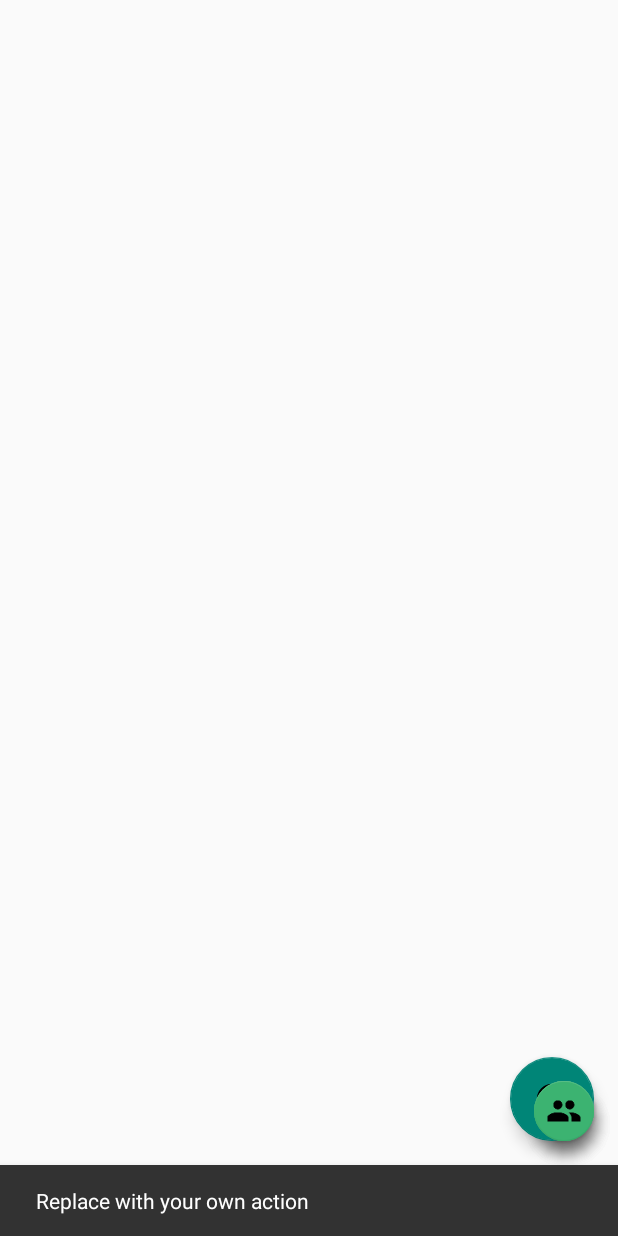
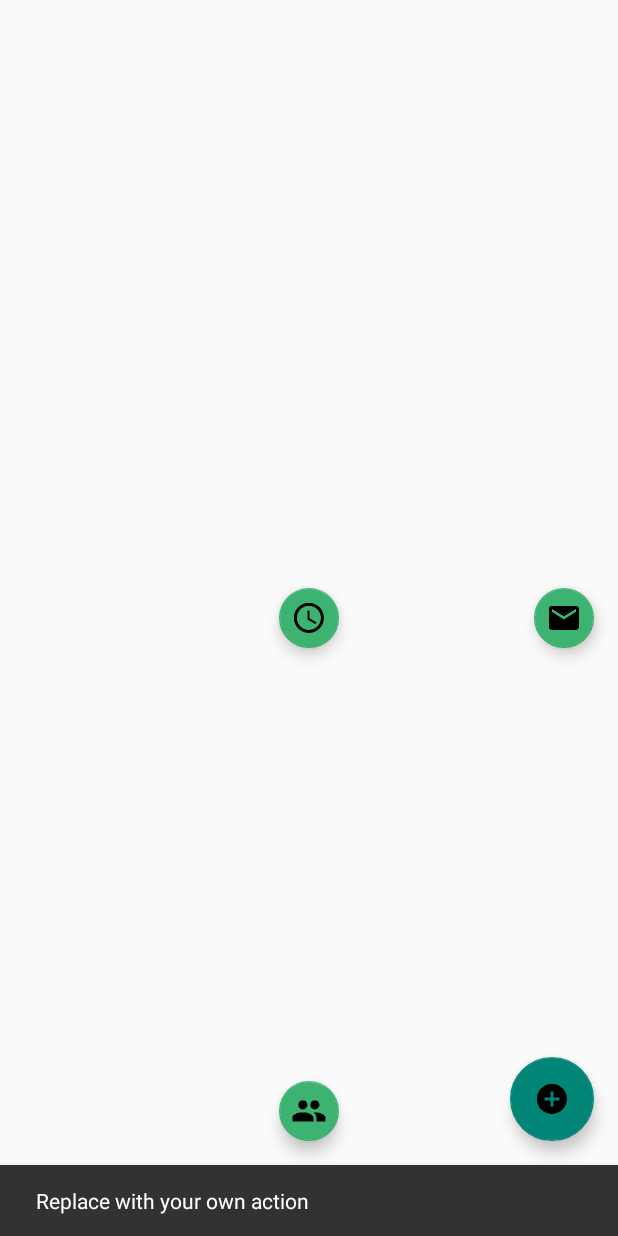
Before and after one commit to alcon2626/Smart-Work-Flow-X, an Android app: the Profile screen opened directly, with no data from a screen before it, after a tap on an icon or button, on a phone screen of 412 x 824 dp. Run offline under Robolectric (Android 15) with nearby library versions, the phone set to English and light mode, and no system bars; 1 statement that could not run was skipped.

Commit message:
fix image lost and replaced

```diff
--- a/Smartworkflow/app/src/main/res/layout/activity_profile.xml
+++ b/Smartworkflow/app/src/main/res/layout/activity_profile.xml
@@ -23,29 +23,19 @@
         app:srcCompat="@mipmap/ic_add_circle_black_48dp" />
 
 
+    <include layout="@layout/content_profile" />
+
     <android.support.design.widget.FloatingActionButton
         android:id="@+id/fab_2"
         android:layout_width="50dp"
         android:layout_height="wrap_content"
-        android:layout_gravity="bottom|end"
+        android:layout_gravity="center_vertical|right"
         android:layout_margin="@dimen/fab_margin"
         android:src="@mipmap/ic_email_black_48dp"
         android:visibility="visible"
         app:backgroundTint="@color/MediumSeaGreen"
         app:fabSize="mini"
-        app:layout_anchorGravity="bottom|center_horizontal" />
-
-    <android.support.design.widget.FloatingActionButton
-        android:id="@+id/fab_3"
-        android:layout_width="wrap_content"
-        android:layout_height="wrap_content"
-        android:layout_gravity="bottom|end"
-        android:layout_margin="@dimen/fab_margin"
-        android:src="@mipmap/ic_access_time_black_48dp"
-        android:visibility="visible"
-        app:backgroundTint="@color/MediumSeaGreen"
-        app:fabSize="mini"
-        app:layout_anchorGravity="center_vertical|right" />
+        app:layout_anchorGravity="center_vertical|left" />
 
     <android.support.design.widget.FloatingActionButton
         android:id="@+id/fab_1"
@@ -56,9 +46,19 @@
         android:visibility="visible"
         app:backgroundTint="@color/MediumSeaGreen"
         app:fabSize="mini"
-        android:layout_gravity="bottom|end"
+        android:layout_gravity="bottom|center_horizontal"
+        app:layout_anchorGravity="bottom|center_horizontal" />
+
+    <android.support.design.widget.FloatingActionButton
+        android:id="@+id/fab_3"
+        android:layout_width="wrap_content"
+        android:layout_height="wrap_content"
+        android:layout_gravity="center_vertical|center_horizontal"
+        android:layout_margin="@dimen/fab_margin"
+        android:src="@mipmap/ic_access_time_black_48dp"
+        android:visibility="visible"
+        app:backgroundTint="@color/MediumSeaGreen"
+        app:fabSize="mini"
         app:layout_anchorGravity="center_vertical|center_horizontal" />
 
-    <include layout="@layout/content_profile" />
-
 </android.support.design.widget.CoordinatorLayout>
```
Also changed, not shown: Smartworkflow/app/src/main/res/layout/activity_user_profile.xml (+1 -10 lines).
